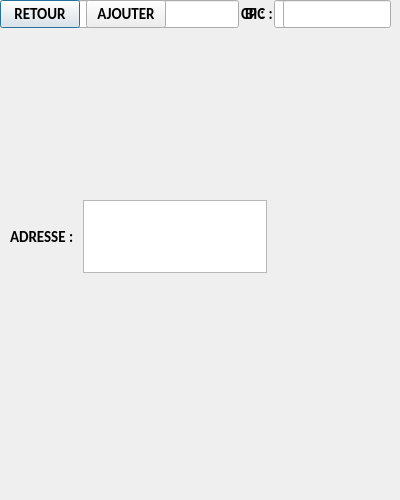
Qt form ajoutsite.ui (sylv34/gpbs) before a commit.
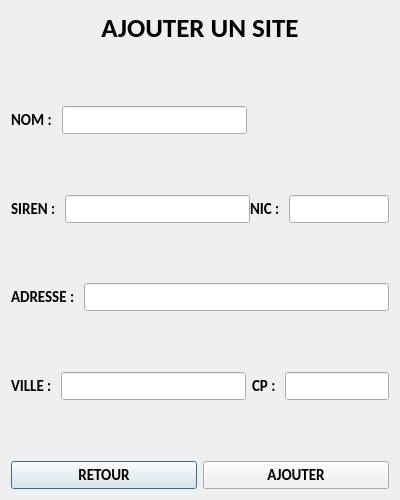
The same form after that commit.

```diff
--- a/ajoutsite.ui
+++ b/ajoutsite.ui
@@ -25,7 +25,8 @@
   <property name="windowTitle">
    <string>Dialog</string>
   </property>
-  <widget class="QWidget" name="">
+  <layout class="QVBoxLayout" name="verticalLayout">
+   <item>
    <layout class="QHBoxLayout" name="horizontalLayout">
     <item>
      <widget class="QLabel" name="label_titre">
@@ -46,8 +47,21 @@
      </widget>
     </item>
    </layout>
-  </widget>
-  <widget class="QWidget" name="">
+   </item>
+   <item>
+    <spacer name="verticalSpacer_4">
+     <property name="orientation">
+      <enum>Qt::Vertical</enum>
+     </property>
+     <property name="sizeHint" stdset="0">
+      <size>
+       <width>20</width>
+       <height>40</height>
+      </size>
+     </property>
+    </spacer>
+   </item>
+   <item>
    <layout class="QHBoxLayout" name="horizontalLayout_7">
     <item>
      <widget class="QLabel" name="label_nom">
@@ -92,16 +106,96 @@
      </spacer>
     </item>
    </layout>
-  </widget>
-  <widget class="QWidget" name="">
-   <property name="geometry">
-    <rect>
-     <x>10</x>
-     <y>200</y>
-     <width>257</width>
-     <height>73</height>
-    </rect>
-   </property>
+   </item>
+   <item>
+    <spacer name="verticalSpacer_5">
+     <property name="orientation">
+      <enum>Qt::Vertical</enum>
+     </property>
+     <property name="sizeHint" stdset="0">
+      <size>
+       <width>20</width>
+       <height>40</height>
+      </size>
+     </property>
+    </spacer>
+   </item>
+   <item>
+    <layout class="QHBoxLayout" name="horizontalLayout_4">
+     <item>
+      <widget class="QLabel" name="label_nature">
+       <property name="font">
+        <font>
+         <weight>75</weight>
+         <bold>true</bold>
+        </font>
+       </property>
+       <property name="text">
+        <string>SIREN : </string>
+       </property>
+      </widget>
+     </item>
+     <item>
+      <widget class="QLineEdit" name="siren">
+       <property name="minimumSize">
+        <size>
+         <width>185</width>
+         <height>0</height>
+        </size>
+       </property>
+       <property name="baseSize">
+        <size>
+         <width>300</width>
+         <height>0</height>
+        </size>
+       </property>
+      </widget>
+     </item>
+     <item>
+      <widget class="QLabel" name="label_frequence_3">
+       <property name="font">
+        <font>
+         <weight>75</weight>
+         <bold>true</bold>
+        </font>
+       </property>
+       <property name="text">
+        <string>NIC : </string>
+       </property>
+      </widget>
+     </item>
+     <item>
+      <widget class="QLineEdit" name="nic">
+       <property name="minimumSize">
+        <size>
+         <width>100</width>
+         <height>0</height>
+        </size>
+       </property>
+       <property name="baseSize">
+        <size>
+         <width>30</width>
+         <height>0</height>
+        </size>
+       </property>
+      </widget>
+     </item>
+    </layout>
+   </item>
+   <item>
+    <spacer name="verticalSpacer">
+     <property name="orientation">
+      <enum>Qt::Vertical</enum>
+     </property>
+     <property name="sizeHint" stdset="0">
+      <size>
+       <width>20</width>
+       <height>40</height>
+      </size>
+     </property>
+    </spacer>
+   </item>
+   <item>
    <layout class="QHBoxLayout" name="horizontalLayout_2">
     <item>
      <widget class="QLabel" name="label_cout">
@@ -117,11 +211,24 @@
      </widget>
     </item>
     <item>
-     <widget class="QTextEdit" name="textEdit"/>
-    </item>
-   </layout>
-  </widget>
-  <widget class="QWidget" name="">
+      <widget class="QLineEdit" name="adresse"/>
+     </item>
+    </layout>
+   </item>
+   <item>
+    <spacer name="verticalSpacer_2">
+     <property name="orientation">
+      <enum>Qt::Vertical</enum>
+     </property>
+     <property name="sizeHint" stdset="0">
+      <size>
+       <width>20</width>
+       <height>40</height>
+      </size>
+     </property>
+    </spacer>
+   </item>
+   <item>
    <layout class="QHBoxLayout" name="horizontalLayout_3">
     <item>
      <widget class="QLabel" name="label_frequence">
@@ -182,70 +289,21 @@
      </widget>
     </item>
    </layout>
-  </widget>
-  <widget class="QWidget" name="">
-   <layout class="QHBoxLayout" name="horizontalLayout_4">
-    <item>
-     <widget class="QLabel" name="label_nature">
-      <property name="font">
-       <font>
-        <weight>75</weight>
-        <bold>true</bold>
-       </font>
-      </property>
-      <property name="text">
-       <string>SIREN : </string>
-      </property>
-     </widget>
     </item>
     <item>
-     <widget class="QLineEdit" name="nom_5">
-      <property name="minimumSize">
-       <size>
-        <width>185</width>
-        <height>0</height>
-       </size>
-      </property>
-      <property name="baseSize">
+    <spacer name="verticalSpacer_3">
+     <property name="orientation">
+      <enum>Qt::Vertical</enum>
+     </property>
+     <property name="sizeHint" stdset="0">
        <size>
-        <width>300</width>
-        <height>0</height>
-       </size>
-      </property>
-     </widget>
+       <width>20</width>
+       <height>40</height>
+      </size>
+     </property>
+    </spacer>
     </item>
     <item>
-     <widget class="QLabel" name="label_frequence_3">
-      <property name="font">
-       <font>
-        <weight>75</weight>
-        <bold>true</bold>
-       </font>
-      </property>
-      <property name="text">
-       <string>BIC : </string>
-      </property>
-     </widget>
-    </item>
-    <item>
-     <widget class="QLineEdit" name="nom_6">
-      <property name="minimumSize">
-       <size>
-        <width>100</width>
-        <height>0</height>
-       </size>
-      </property>
-      <property name="baseSize">
-       <size>
-        <width>30</width>
-        <height>0</height>
-       </size>
-      </property>
-     </widget>
-    </item>
-   </layout>
-  </widget>
-  <widget class="QWidget" name="">
    <layout class="QHBoxLayout" name="horizontalLayout_6">
     <item>
      <widget class="QPushButton" name="retour">
@@ -274,7 +332,8 @@
      </widget>
     </item>
    </layout>
-  </widget>
+   </item>
+  </layout>
  </widget>
  <resources/>
  <connections/>
```
Left out of the diff: 4 changed lines with no effect on the pictures. Lines whose indentation alone changed are shown as unchanged.
